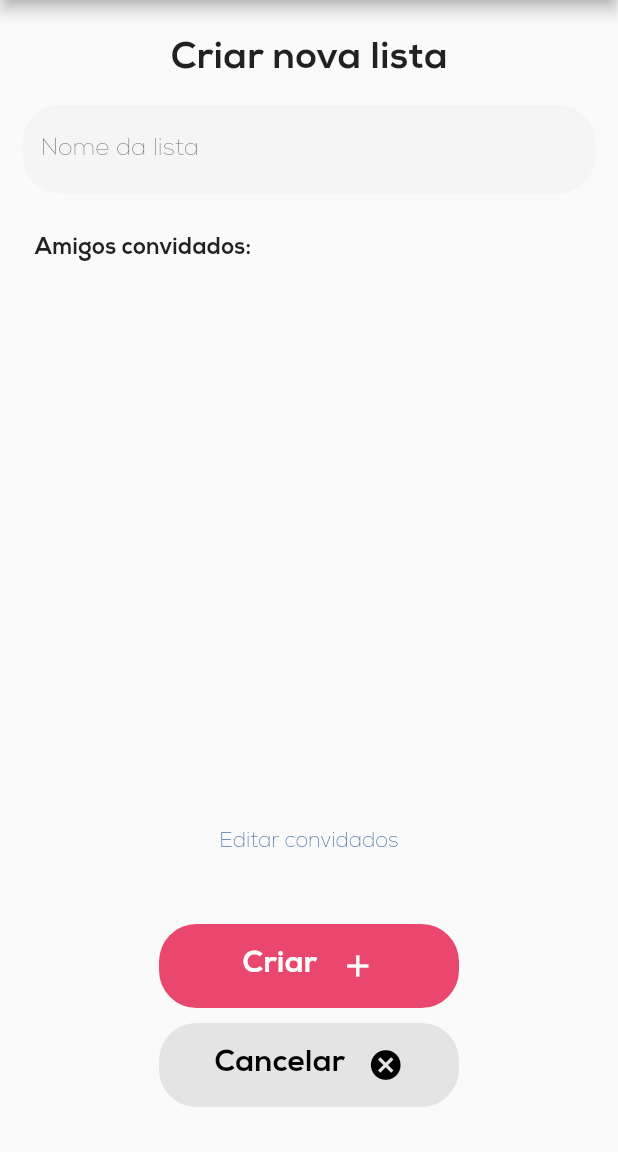
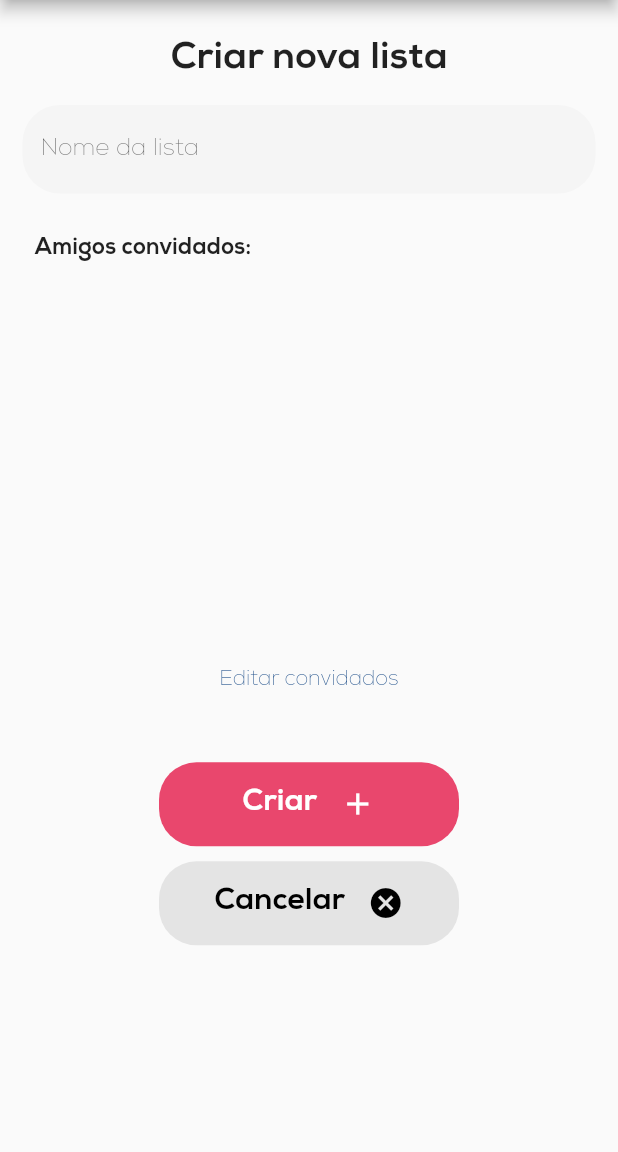
Before and after one commit to emmanuelsdias/cestamos_frontend, a Flutter app: the CreateListPage screen opened by its route, on a phone screen of 412 x 824 dp, the part 84-1236 px from its top. Run offline on Flutter 3.47's test engine with Material 2 defaults, Android fonts, the phone set to English and light mode, and no system bars; our stand-ins replace flutter_snake_navigationbar, flutter_svg, shared_preferences; accounts and stored records are empty.

Commit message:
final commit

```diff
--- a/cestamos/lib/pages/create_list_page.dart
+++ b/cestamos/lib/pages/create_list_page.dart
@@ -4,7 +4,7 @@ import '../models/friendship.dart';
 
 import '../helpers/http-requests/shop_list.dart';
 
-import '../widgets/friendship_tile.dart';
+import '../widgets/friendship_create_list_tile.dart';
 import '../widgets/cestamos_bar.dart';
 import '../widgets/form_buton.dart';
 import '../widgets/shop_create_friend_select_dialog.dart';
@@ -63,6 +63,7 @@ class _CreateListPageState extends State<CreateListPage> {
           vertical: 10,
           horizontal: 15,
         ),
+        child: SingleChildScrollView(
           child: Column(
             children: [
               const Padding(
@@ -124,10 +125,12 @@ class _CreateListPageState extends State<CreateListPage> {
                   ],
                 ),
               ),
-            _invitedFriendships.isNotEmpty
+              SizedBox(
+                height: MediaQuery.of(context).size.height * 0.3,
+                child: _invitedFriendships.isNotEmpty
                     ? Expanded(
                         child: ListView.builder(
-                      itemBuilder: (ctx, index) => FriendshipTile(
+                          itemBuilder: (ctx, index) => FriendshipCreateListTile(
                             friendship: _invitedFriendships[index],
                           ),
                           itemCount: _invitedFriendships.length,
@@ -135,6 +138,7 @@ class _CreateListPageState extends State<CreateListPage> {
                       )
                     : Expanded(
                         child: Container(),
+                      ),
               ),
               TextButton(
                 onPressed: () {
@@ -177,6 +181,7 @@ class _CreateListPageState extends State<CreateListPage> {
             ],
           ),
         ),
+      ),
     );
   }
 }
```
Also changed, not shown: cestamos/lib/pages/add_friend_page.dart (+7 -30 lines), cestamos/lib/pages/pending_invites_page.dart (+13 -2 lines), cestamos/lib/widgets/friendship_create_list_tile.dart (added, +27 -0 lines). Lines whose indentation alone changed are shown as unchanged.
